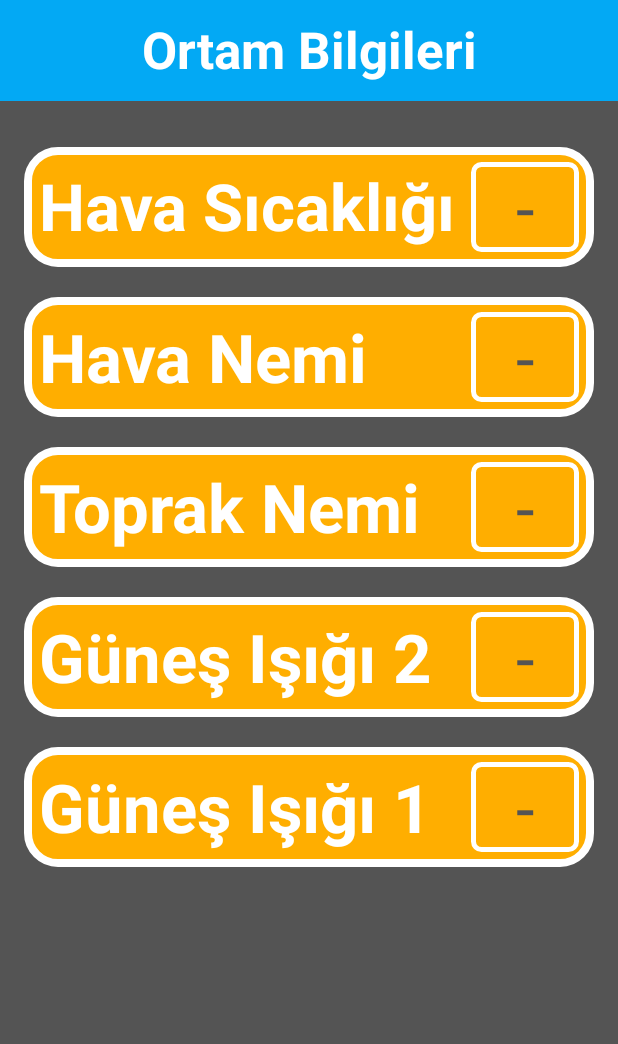
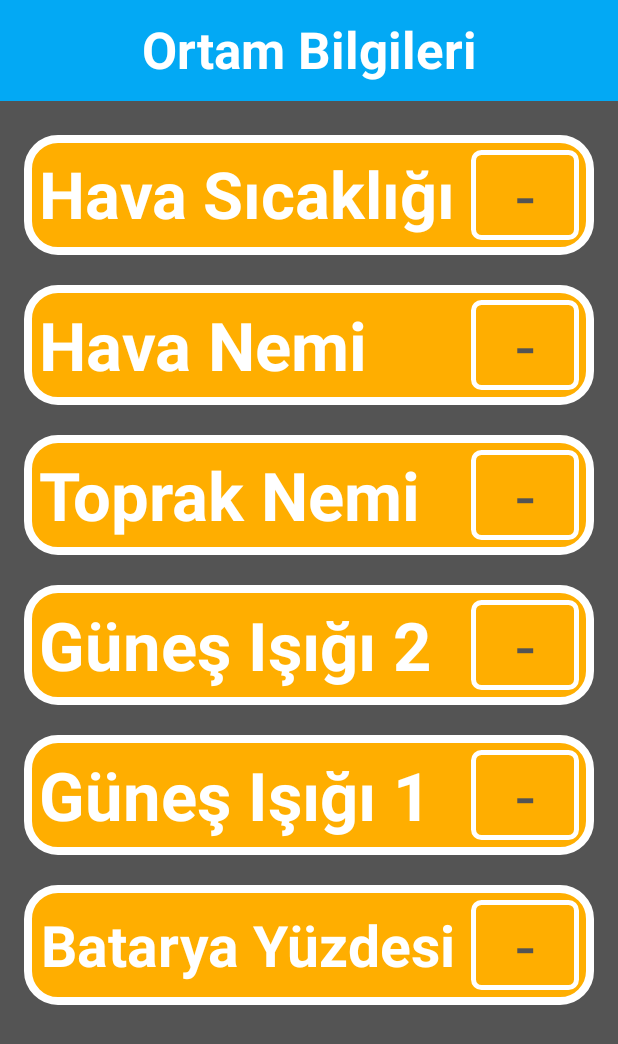
Before and after one commit to YakupKA63/otonom-sera-mobile-app-source-codes, an Android app: the InfoActivity screen opened directly, with no data from a screen before it, on a phone screen of 412 x 824 dp. Shown: the top 1044 px of the screen. Run offline under Robolectric (Android 15) with nearby library versions, the phone set to English and light mode, and no system bars.

Commit message:
finished project

```diff
--- a/app/src/main/java/com/yakupka/seyyarseraapp1/ControllerActivity.kt
+++ b/app/src/main/java/com/yakupka/seyyarseraapp1/ControllerActivity.kt
@@ -91,6 +91,7 @@ class ControllerActivity : AppCompatActivity() {
         binding.controllerSwitcherSwitch.setOnClickListener {
             checkBluetoothConnections(this)
             if (BTopened == true) {
+                sendData("~",outputStream)
                 binding.controllerSwitcherSwitch.thumbDrawable = getDrawable(R.drawable.switch_thumb)
                 binding.controllerSwitcherSwitch.trackDrawable = getDrawable(R.drawable.switch_track)
                 binding.controllerSwitcherSwitch.isClickable = true
@@ -124,6 +125,7 @@ class ControllerActivity : AppCompatActivity() {
 
                 }
             } else {
+                sendData("~~",outputStream)
                 binding.controllerSwitcherSwitch.isChecked = false
                 binding.controllerSwitcherSwitch.isClickable = false
                 binding.upButtonImageView.animate().alpha(0.5F).setDuration(500)
@@ -162,6 +164,7 @@ class ControllerActivity : AppCompatActivity() {
 
                     MotionEvent.ACTION_UP, MotionEvent.ACTION_CANCEL -> {
                         // Dokunma bırakıldığında buton arka planını eski haline getirelim
+                        sendData(" ",outputStream)
                         binding.downButtonImageView.setBackgroundResource(R.drawable.rounded_controller_button_white)
                     }
                 }
@@ -189,6 +192,7 @@ class ControllerActivity : AppCompatActivity() {
                     }
 
                     MotionEvent.ACTION_UP, MotionEvent.ACTION_CANCEL -> {
+                        sendData(" ",outputStream)
                         binding.upButtonImageView.setBackgroundResource(R.drawable.rounded_controller_button_white)
 
                     }
@@ -219,6 +223,7 @@ class ControllerActivity : AppCompatActivity() {
                     }
 
                     MotionEvent.ACTION_UP, MotionEvent.ACTION_CANCEL -> {
+                        sendData(" ",outputStream)
                         binding.leftButtonImageView.setBackgroundResource(R.drawable.rounded_controller_button_white)
 
                     }
@@ -247,7 +252,7 @@ class ControllerActivity : AppCompatActivity() {
 
                     MotionEvent.ACTION_UP, MotionEvent.ACTION_CANCEL -> {
                         binding.rightButtonImageView.setBackgroundResource(R.drawable.rounded_controller_button_white)
-
+                        sendData(" ",outputStream)
                     }
                 }
             }
--- a/app/src/main/java/com/yakupka/seyyarseraapp1/InfoActivity.kt
+++ b/app/src/main/java/com/yakupka/seyyarseraapp1/InfoActivity.kt
@@ -26,6 +26,7 @@ class InfoActivity : AppCompatActivity() {
     lateinit var soil_hum: String
     lateinit var ldr1: String
     lateinit var ldr2: String
+    lateinit var battery: String
 
     @SuppressLint("SetTextI18n")
     override fun onCreate(savedInstanceState: Bundle?) {
@@ -50,6 +51,7 @@ class InfoActivity : AppCompatActivity() {
 //                        soil_hum = words.getOrNull(2).toString()
 //                        ldr1 = words.getOrNull(3).toString()
 //                        ldr2 = words.getOrNull(4).toString()
+//                        battery = words.getOrNull(5).toString()
 
                         // UI güncelleme işlemi main thread üzerinde yapılmalı
                         runOnUiThread {
@@ -58,6 +60,7 @@ class InfoActivity : AppCompatActivity() {
                             binding.soilMastureData.text = soil_hum
                             binding.LDR1Data.text = ldr1
                             binding.LDR2Data.text = ldr2
+                            binding.batteryPercentData.text = "%$battery"
                         }
                     }
                     delay(1000) // 1 saniye bekle, sürekli okuma yapma
--- a/app/src/main/res/layout/activity_info.xml
+++ b/app/src/main/res/layout/activity_info.xml
@@ -235,6 +235,45 @@
                 android:textAlignment="center"
                 android:textColor="@color/main_background" />
         </LinearLayout>
+
+        <LinearLayout
+            android:id="@+id/battery_percent_linearLayout"
+            android:layout_width="match_parent"
+            android:layout_height="match_parent"
+            android:layout_margin="10dp"
+            android:layout_marginTop="28dp"
+            android:layout_weight="1"
+            android:background="@drawable/rounded_background"
+            android:gravity="center"
+            android:orientation="horizontal"
+            android:paddingTop="10dp"
+            android:paddingBottom="10dp">
+
+            <TextView
+                android:id="@+id/battery_percent_textView"
+                android:layout_width="210dp"
+                android:layout_height="60dp"
+                android:layout_marginStart="10dp"
+                android:layout_marginEnd="10dp"
+                android:layout_weight="1"
+                android:autoSizeTextType="uniform"
+                android:gravity="center"
+                android:text="@string/battery_percent_textView_text"
+                android:textColor="@color/white"
+                android:textStyle="bold" />
+
+            <TextView
+                android:id="@+id/battery_percent_data"
+                android:layout_width="wrap_content"
+                android:layout_height="60dp"
+                android:layout_marginEnd="10dp"
+                android:layout_weight="1"
+                android:autoSizeTextType="uniform"
+                android:background="@drawable/text_view_background"
+                android:text="-"
+                android:textAlignment="center"
+                android:textColor="@color/main_background" />
+        </LinearLayout>
     </LinearLayout>
 
 
--- a/app/src/main/res/values/strings.xml
+++ b/app/src/main/res/values/strings.xml
@@ -62,7 +62,7 @@
     <string name="bluettothOpened_toast">Bluetooth Açıldı!</string>
     <string name="bluettothClosed_toast">Bluetooth Kapatıldı!</string>
     <string name="testStarted_toast">Test Başlatıldı!</string>
-    <string name="language_listView_text" translatable="false">Dili Değiştir</string>
+    <string name="battery_percent_textView_text" translatable="false">Batarya Yüzdesi</string>
     <string name="ar_textView_text" translatable="false">Arapça</string>
     <string name="bn_textView_text" translatable="false">Bengladeşçe</string>
     <string name="en_textView_text" translatable="false">İngilizce</string>
```
